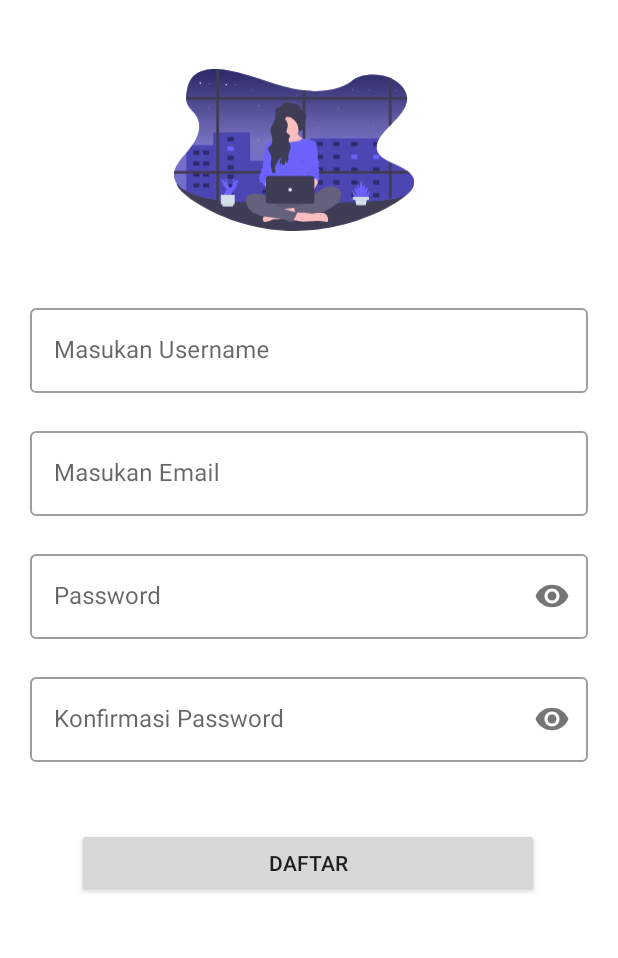
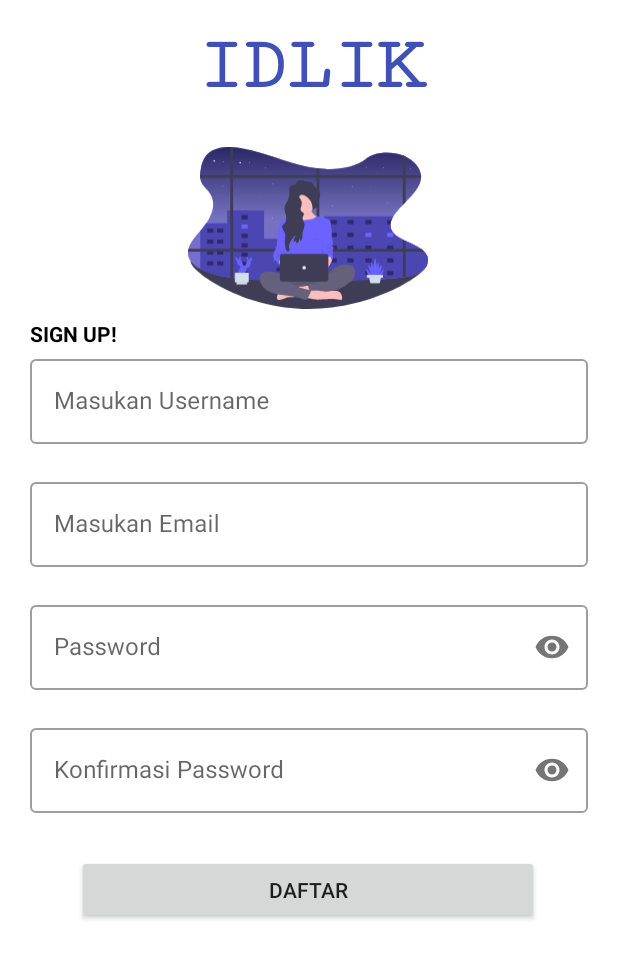
Before and after one commit to Farhan160200/MoviesChallenge4, an Android app: the RegistFragment screen opened through its navigation route, on a phone screen of 412 x 824 dp. Shown: the top 958 px of the screen. Run offline under Robolectric (Android 15) with nearby library versions, the phone set to English and light mode, and no system bars.

Commit message:
Clearing error & update UI

```diff
--- /dev/null
+++ b/app/src/main/res/drawable/ic_solid_white.xml
@@ -0,0 +1,9 @@
+<vector xmlns:android="http://schemas.android.com/apk/res/android"
+    android:width="1dp"
+    android:height="1dp"
+    android:viewportWidth="1"
+    android:viewportHeight="1">
+  <path
+      android:pathData="M0,0h1v1H0z"
+      android:fillColor="#FFF"/>
+</vector>
--- a/app/src/main/res/layout/fragment_regist.xml
+++ b/app/src/main/res/layout/fragment_regist.xml
@@ -6,16 +6,46 @@
     android:layout_height="match_parent"
     tools:context=".fragment.RegistFragment">
 
+    <TextView
+        android:id="@+id/tv_idlik"
+        android:layout_width="match_parent"
+        android:layout_height="wrap_content"
+        android:layout_marginTop="16dp"
+        android:fontFamily="serif-monospace"
+        android:text="IDLIK"
+        android:textAlignment="center"
+        android:textColor="#3F51B5"
+        android:textSize="50dp"
+        android:textStyle="bold"
+        app:layout_constraintEnd_toEndOf="parent"
+        app:layout_constraintHorizontal_bias="0.0"
+        app:layout_constraintStart_toStartOf="parent"
+        app:layout_constraintTop_toTopOf="parent" />
+
     <ImageView
         android:id="@+id/iv_logo"
         android:layout_width="160dp"
         android:layout_height="160dp"
-        android:layout_marginTop="20dp"
         android:layout_marginEnd="20dp"
         android:src="@drawable/ic_undraw_working_late_pukg"
         app:layout_constraintEnd_toEndOf="parent"
+        app:layout_constraintHorizontal_bias="0.541"
         app:layout_constraintStart_toStartOf="parent"
-        app:layout_constraintTop_toTopOf="parent" />
+        app:layout_constraintTop_toBottomOf="@+id/tv_idlik" />
+
+    <TextView
+        android:layout_width="wrap_content"
+        android:layout_height="wrap_content"
+        android:layout_marginStart="30dp"
+        android:layout_marginEnd="47dp"
+        android:layout_marginBottom="2dp"
+        android:text="SIGN UP!"
+        android:textColor="@color/black"
+        android:textStyle="bold"
+        app:layout_constraintBottom_toTopOf="@+id/tf_username"
+        app:layout_constraintEnd_toStartOf="@+id/iv_logo"
+        app:layout_constraintHorizontal_bias="1.0"
+        app:layout_constraintStart_toStartOf="parent" />
 
     <com.google.android.material.textfield.TextInputLayout
         android:id="@+id/tf_username"
@@ -23,7 +53,7 @@
         android:layout_width="match_parent"
         android:layout_height="wrap_content"
         android:layout_marginStart="20dp"
-        android:layout_marginTop="20dp"
+        android:layout_marginTop="2dp"
         android:layout_marginEnd="20dp"
         android:layout_marginBottom="10dp"
         android:hint="Masukan Username"
@@ -113,7 +143,7 @@
         android:id="@+id/btn_daftar"
         android:layout_width="308dp"
         android:layout_height="46dp"
-        android:layout_marginTop="44dp"
+        android:layout_marginTop="28dp"
         android:text="Daftar"
         app:layout_constraintEnd_toEndOf="parent"
         app:layout_constraintHorizontal_bias="0.495"
--- /dev/null
+++ b/app/src/main/res/values/styles.xml
@@ -0,0 +1,6 @@
+<?xml version="1.0" encoding="utf-8"?>
+<resources>
+    <style name="SplashScreen" parent="Theme.MaterialComponents.Light.NoActionBar">
+        <item name="android:windowBackground">@drawable/ic_solid_white</item>
+    </style>
+</resources>
```
Also changed, not shown: app/src/main/AndroidManifest.xml (+14 -4 lines), app/src/main/java/com/farhanfarkaann/movieschallenge4/fragment/LoginFragment.kt (+18 -6 lines), app/src/main/java/com/farhanfarkaann/movieschallenge4/splash_screen.kt (added, +22 -0 lines), app/src/main/res/drawable/ic_add_icon.xml (added, +9 -0 lines), app/src/main/res/drawable/ic_edit_ic.xml (added, +9 -0 lines), app/src/main/res/drawable/spash_coba.xml (added, +19 -0 lines), app/src/main/res/layout/activity_recycler.xml (+19 -3 lines), app/src/main/res/layout/activity_splash_screen.xml (added, +16 -0 lines), app/src/main/res/layout/fragment_home.xml (+17 -2 lines), app/src/main/res/layout/fragment_login.xml (+22 -3 lines), app/src/main/res/drawable-v24/back.jpg (added).
